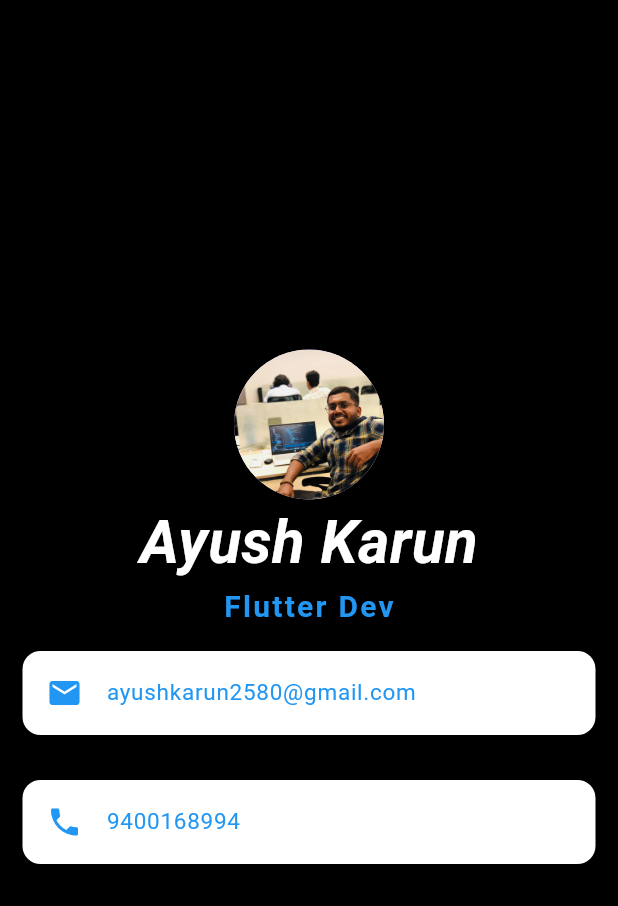
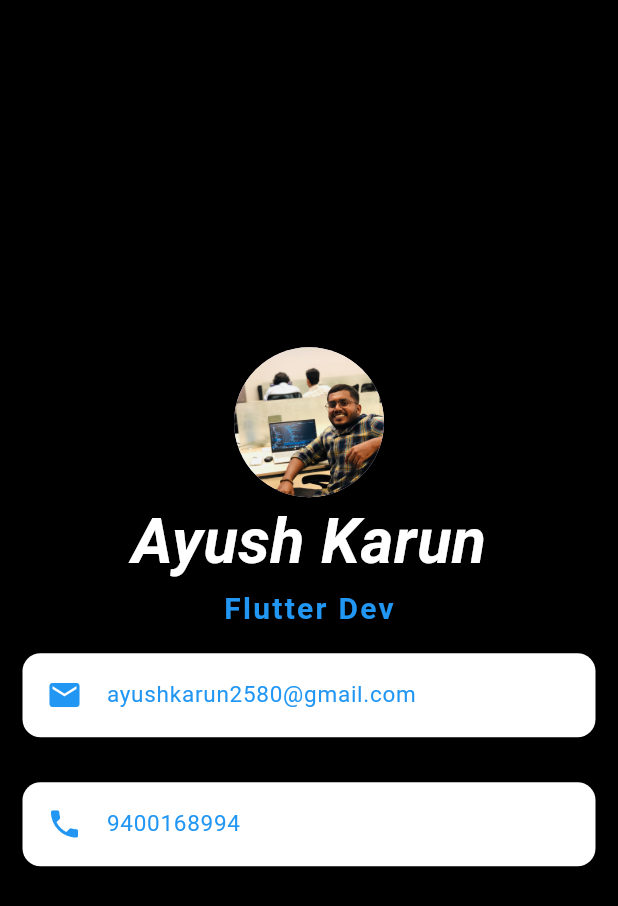
Before and after one commit to Ayushkarun/My-Card-Flutter, a Flutter app: the screen it shows after launch, on a phone screen of 412 x 824 dp. Shown: the top 906 px of the screen. Run offline on Flutter 3.47's test engine with Material 3 defaults, Android fonts, the light colour scheme and no system bars.

Commit message:
Update main.dart

```diff
--- a/lib/main.dart
+++ b/lib/main.dart
@@ -32,7 +32,7 @@ class Working extends StatelessWidget {
           const Text(
             'Ayush Karun',
             style: TextStyle(
-              fontSize: 40,
+              fontSize: 42,
               color: Colors.white,
               fontWeight: FontWeight.bold,
               fontStyle: FontStyle.italic,
@@ -94,10 +94,12 @@ class Working extends StatelessWidget {
 
 
 /*
+look-
 mainAxisAlignment
 child
 children
 
+first way i did
 Column(
             crossAxisAlignment: CrossAxisAlignment.stretch,
             //mainAxisAlignment: MainAxisAlignment.center,
```
